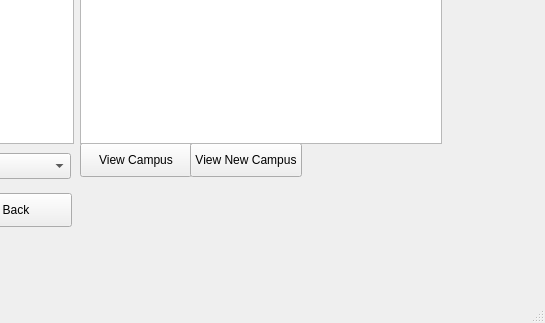
This is studentpage.ui in ivanma9/CS1D-College-Touring-Project as Qt 5 draws it before an edit; both pictures show x 350 to 895 and y 277 to 600 of the 895 by 600 pixel window. The edited form follows.
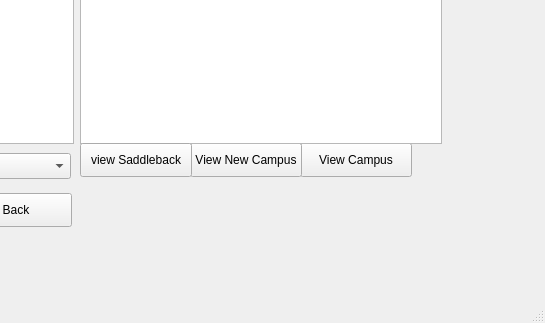
This is the edited form.

Diff of the .ui file:
```diff
--- a/studentpage.ui
+++ b/studentpage.ui
@@ -192,7 +192,7 @@
      <widget class="QPushButton" name="viewCampusBtn">
       <property name="geometry">
        <rect>
-        <x>410</x>
+        <x>630</x>
         <y>380</y>
         <width>112</width>
         <height>34</height>
@@ -215,7 +215,7 @@
        <string>View New Campus</string>
       </property>
      </widget>
-     <widget class="QWidget" name="">
+     <widget class="QWidget" name="layoutWidget">
       <property name="geometry">
        <rect>
         <x>41</x>
@@ -233,6 +233,19 @@
        </item>
       </layout>
      </widget>
+     <widget class="QPushButton" name="viewSaddlebackBtn">
+      <property name="geometry">
+       <rect>
+        <x>410</x>
+        <y>380</y>
+        <width>112</width>
+        <height>34</height>
+       </rect>
+      </property>
+      <property name="text">
+       <string>view Saddleback</string>
+      </property>
+     </widget>
     </widget>
     <widget class="QWidget" name="SortCollegeTour">
      <widget class="QListView" name="sort_listView">
```
Left out of the diff: 2 changed lines with no effect on the pictures.
